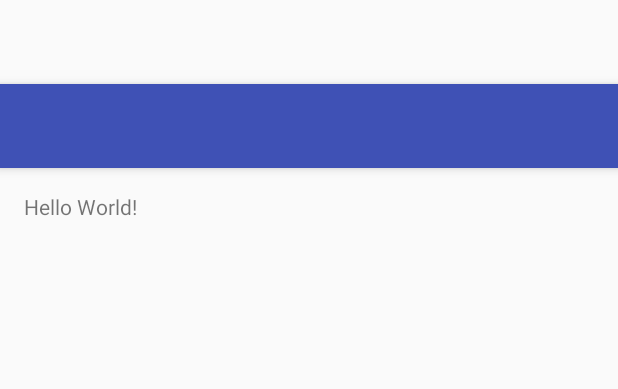
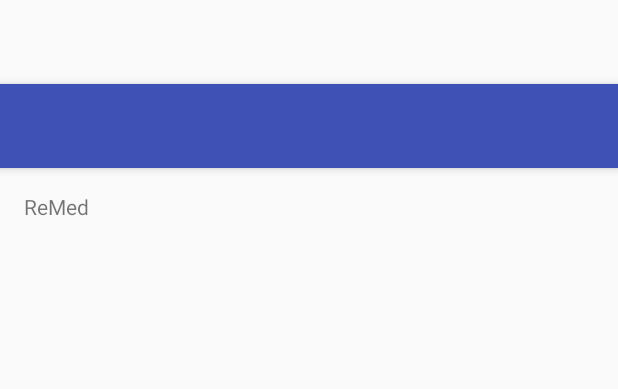
Before and after one commit to NoelChew/ReMed, an Android app: the layout activity_main.xml on its own in the app's theme, with its tools: preview values and no code run, on a phone screen of 412 x 824 dp. Shown: the top 389 px of the screen. Run offline under Robolectric (Android 15) with nearby library versions, the phone set to English and light mode, and no system bars.

Commit message:
Dev Branch First Commit
- dev branch first commit

```diff
--- a/app/src/main/res/layout/content_main.xml
+++ b/app/src/main/res/layout/content_main.xml
@@ -16,5 +16,5 @@
     <TextView
         android:layout_width="wrap_content"
         android:layout_height="wrap_content"
-        android:text="Hello World!" />
+        android:text="ReMed" />
 </RelativeLayout>
```
